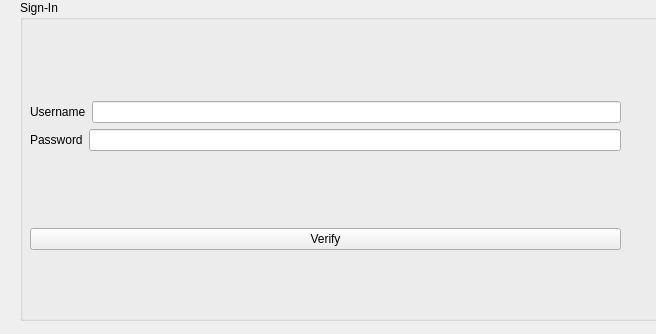
Old version of the form src/dlgloginscreen.ui in the repository xavierliancw/CS1C-Class-Project.
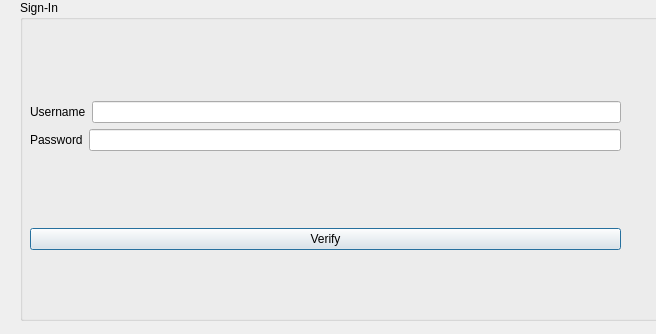
New version of the form.

What changed in the file:
```diff
--- a/src/dlgloginscreen.ui
+++ b/src/dlgloginscreen.ui
@@ -1,7 +1,7 @@
 <?xml version="1.0" encoding="UTF-8"?>
 <ui version="4.0">
  <class>DLGLoginScreen</class>
- <widget class="QWidget" name="DLGLoginScreen">
+ <widget class="QDialog" name="DLGLoginScreen">
   <property name="geometry">
    <rect>
     <x>0</x>
```
Left out of the diff: 6 changed lines with no effect on the pictures.
